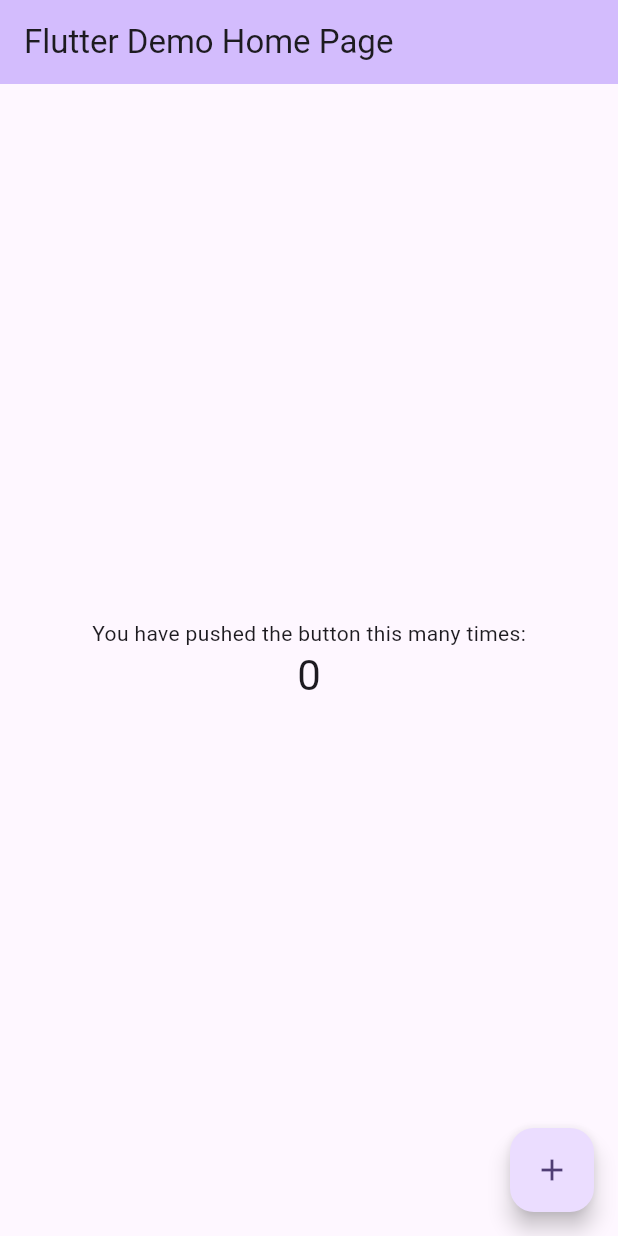
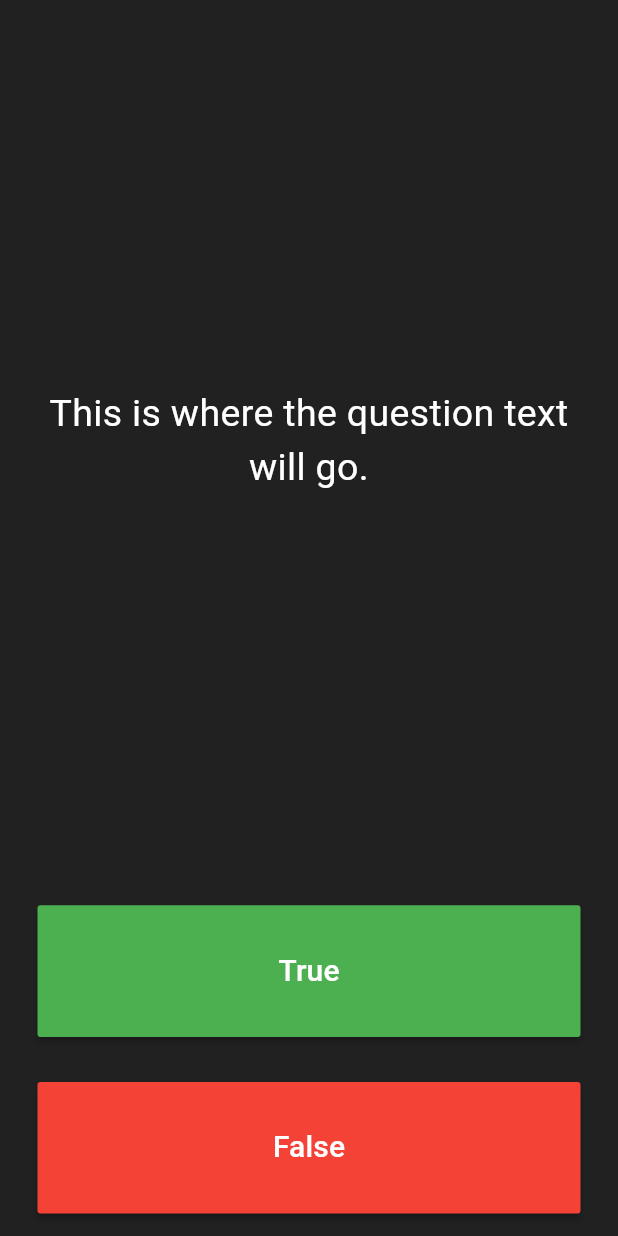
Before and after one commit to gokmentas/quizzler, a Flutter app: the screen it shows after launch, on a phone screen of 412 x 824 dp. Run offline on Flutter 3.47's test engine with Material 3 defaults, Android fonts, the phone set to English and light mode, and no system bars.

Commit message:
UI and fixes

```diff
--- a/lib/main.dart
+++ b/lib/main.dart
@@ -1,125 +1,90 @@
 import 'package:flutter/material.dart';
 
 void main() {
-  runApp(const MyApp());
+  runApp(const Quizzler());
 }
 
-class MyApp extends StatelessWidget {
-  const MyApp({super.key});
+class Quizzler extends StatelessWidget {
+  const Quizzler({super.key});
 
-  // This widget is the root of your application.
   @override
   Widget build(BuildContext context) {
     return MaterialApp(
-      title: 'Flutter Demo',
-      theme: ThemeData(
-        // This is the theme of your application.
-        //
-        // TRY THIS: Try running your application with "flutter run". You'll see
-        // the application has a purple toolbar. Then, without quitting the app,
-        // try changing the seedColor in the colorScheme below to Colors.green
-        // and then invoke "hot reload" (save your changes or press the "hot
-        // reload" button in a Flutter-supported IDE, or press "r" if you used
-        // the command line to start the app).
-        //
-        // Notice that the counter didn't reset back to zero; the application
-        // state is not lost during the reload. To reset the state, use hot
-        // restart instead.
-        //
-        // This works for code too, not just values: Most code changes can be
-        // tested with just a hot reload.
-        colorScheme: ColorScheme.fromSeed(seedColor: Colors.deepPurple),
-        useMaterial3: true,
+      home: Scaffold(
+        backgroundColor: Colors.grey.shade900,
+        body: const SafeArea(
+          child: Padding(
+            padding: EdgeInsets.symmetric(horizontal: 10.0),
+            child: QuizPage(),
+          ),
+        ),
       ),
-      home: const MyHomePage(title: 'Flutter Demo Home Page'),
     );
   }
 }
 
-class MyHomePage extends StatefulWidget {
-  const MyHomePage({super.key, required this.title});
-
-  // This widget is the home page of your application. It is stateful, meaning
-  // that it has a State object (defined below) that contains fields that affect
-  // how it looks.
-
-  // This class is the configuration for the state. It holds the values (in this
-  // case the title) provided by the parent (in this case the App widget) and
-  // used by the build method of the State. Fields in a Widget subclass are
-  // always marked "final".
-
-  final String title;
+class QuizPage extends StatefulWidget {
+  const QuizPage({super.key});
 
   @override
-  State<MyHomePage> createState() => _MyHomePageState();
+  State<QuizPage> createState() => _QuizPageState();
 }
 
-class _MyHomePageState extends State<MyHomePage> {
-  int _counter = 0;
-
-  void _incrementCounter() {
-    setState(() {
-      // This call to setState tells the Flutter framework that something has
-      // changed in this State, which causes it to rerun the build method below
-      // so that the display can reflect the updated values. If we changed
-      // _counter without calling setState(), then the build method would not be
-      // called again, and so nothing would appear to happen.
-      _counter++;
-    });
-  }
-
+class _QuizPageState extends State<QuizPage> {
   @override
   Widget build(BuildContext context) {
-    // This method is rerun every time setState is called, for instance as done
-    // by the _incrementCounter method above.
-    //
-    // The Flutter framework has been optimized to make rerunning build methods
-    // fast, so that you can just rebuild anything that needs updating rather
-    // than having to individually change instances of widgets.
-    return Scaffold(
-      appBar: AppBar(
-        // TRY THIS: Try changing the color here to a specific color (to
-        // Colors.amber, perhaps?) and trigger a hot reload to see the AppBar
-        // change color while the other colors stay the same.
-        backgroundColor: Theme.of(context).colorScheme.inversePrimary,
-        // Here we take the value from the MyHomePage object that was created by
-        // the App.build method, and use it to set our appbar title.
-        title: Text(widget.title),
-      ),
-      body: Center(
-        // Center is a layout widget. It takes a single child and positions it
-        // in the middle of the parent.
-        child: Column(
-          // Column is also a layout widget. It takes a list of children and
-          // arranges them vertically. By default, it sizes itself to fit its
-          // children horizontally, and tries to be as tall as its parent.
-          //
-          // Column has various properties to control how it sizes itself and
-          // how it positions its children. Here we use mainAxisAlignment to
-          // center the children vertically; the main axis here is the vertical
-          // axis because Columns are vertical (the cross axis would be
-          // horizontal).
-          //
-          // TRY THIS: Invoke "debug painting" (choose the "Toggle Debug Paint"
-          // action in the IDE, or press "p" in the console), to see the
-          // wireframe for each widget.
-          mainAxisAlignment: MainAxisAlignment.center,
-          children: <Widget>[
-            const Text(
-              'You have pushed the button this many times:',
+    return Column(
+      crossAxisAlignment: CrossAxisAlignment.stretch,
+      children: [
+        const Expanded(
+          flex: 5,
+          child: Padding(
+            padding: EdgeInsets.all(10.0),
+            child: Center(
+              child: Text(
+                'This is where the question text will go.',
+                textAlign: TextAlign.center,
+                style: TextStyle(
+                  color: Colors.white,
+                  fontSize: 25.0,
+                ),
+              ),
             ),
-            Text(
-              '$_counter',
-              style: Theme.of(context).textTheme.headlineMedium,
+          ),
+        ),
+        Expanded(
+          child: Padding(
+            padding: const EdgeInsets.all(15.0),
+            child: MaterialButton(
+              color: Colors.green,
+              onPressed: () {},
+              child: const Text(
+                'True',
+                style: TextStyle(
+                  color: Colors.white,
+                  fontSize: 20.0,
+                ),
+              ),
             ),
-          ],
+          ),
         ),
-      ),
-      floatingActionButton: FloatingActionButton(
-        onPressed: _incrementCounter,
-        tooltip: 'Increment',
-        child: const Icon(Icons.add),
-      ), // This trailing comma makes auto-formatting nicer for build methods.
+        Expanded(
+          child: Padding(
+            padding: const EdgeInsets.all(15.0),
+            child: MaterialButton(
+              color: Colors.red,
+              onPressed: () {},
+              child: const Text(
+                'False',
+                style: TextStyle(
+                  color: Colors.white,
+                  fontSize: 20.0,
+                ),
+              ),
+            ),
+          ),
+        ),
+      ],
     );
   }
 }
```
Also changed, not shown: pubspec.yaml (+1 -71 lines), 2 other files.
